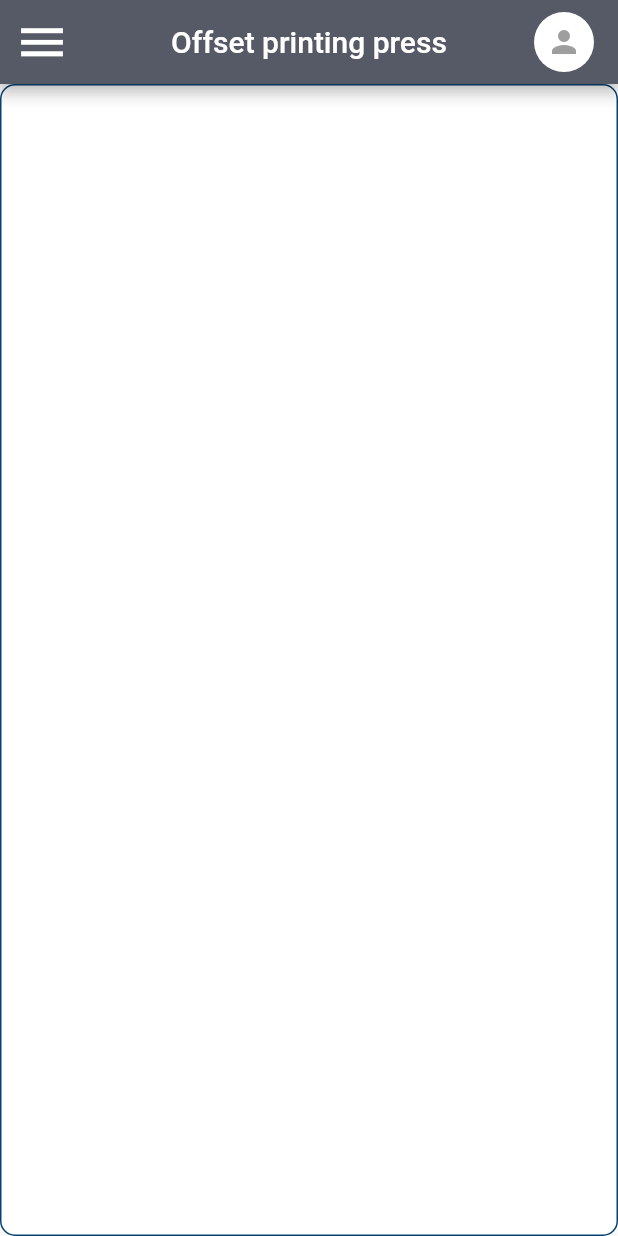
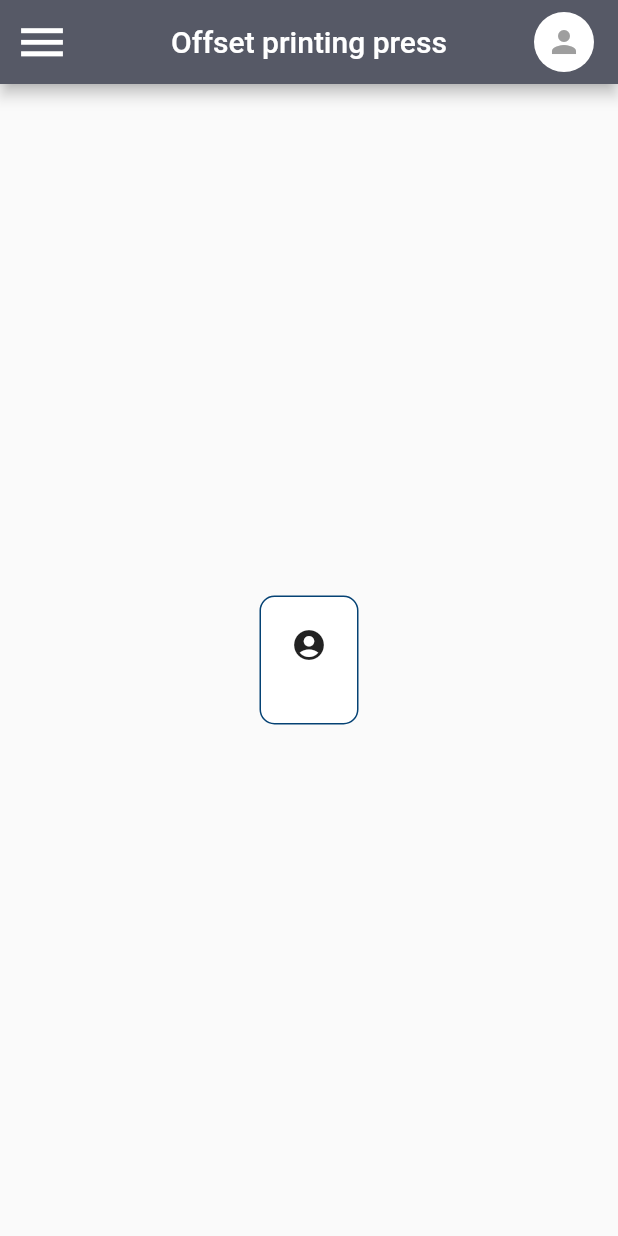
Before and after one commit to aagneye-syam/flutter_management_app, a Flutter app: the screen it shows after launch, on a phone screen of 412 x 824 dp. Run offline on Flutter 3.47's test engine with Material 2 defaults, Android fonts, the phone set to English and light mode, and no system bars.

Commit message:
profile icon for welcome card added

```diff
--- a/lib/main.dart
+++ b/lib/main.dart
@@ -70,6 +70,15 @@ class WelcomeCard extends StatelessWidget {
           color: const Color.fromARGB(255, 5, 66, 116),
         ),
       ),
+      child: Column(
+        mainAxisSize: MainAxisSize.min,
+        children: [
+          Icon(Icons.account_circle),
+          SizedBox(
+            height: 20,
+          )
+        ],
+      ),
     );
   }
 }
```
